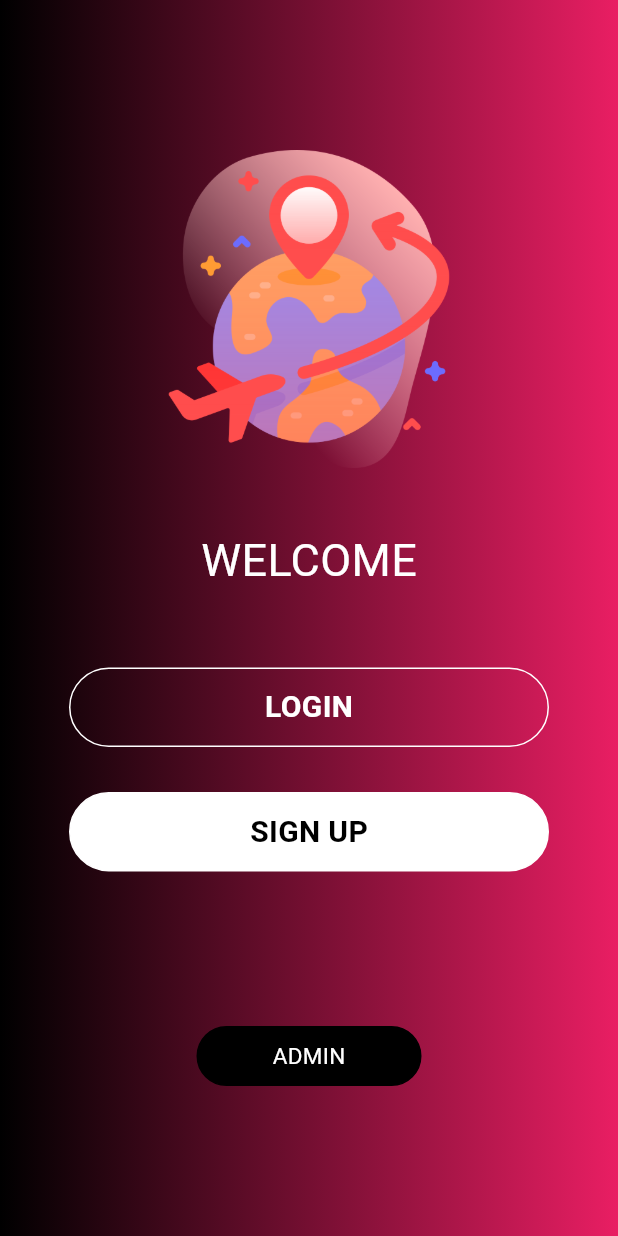
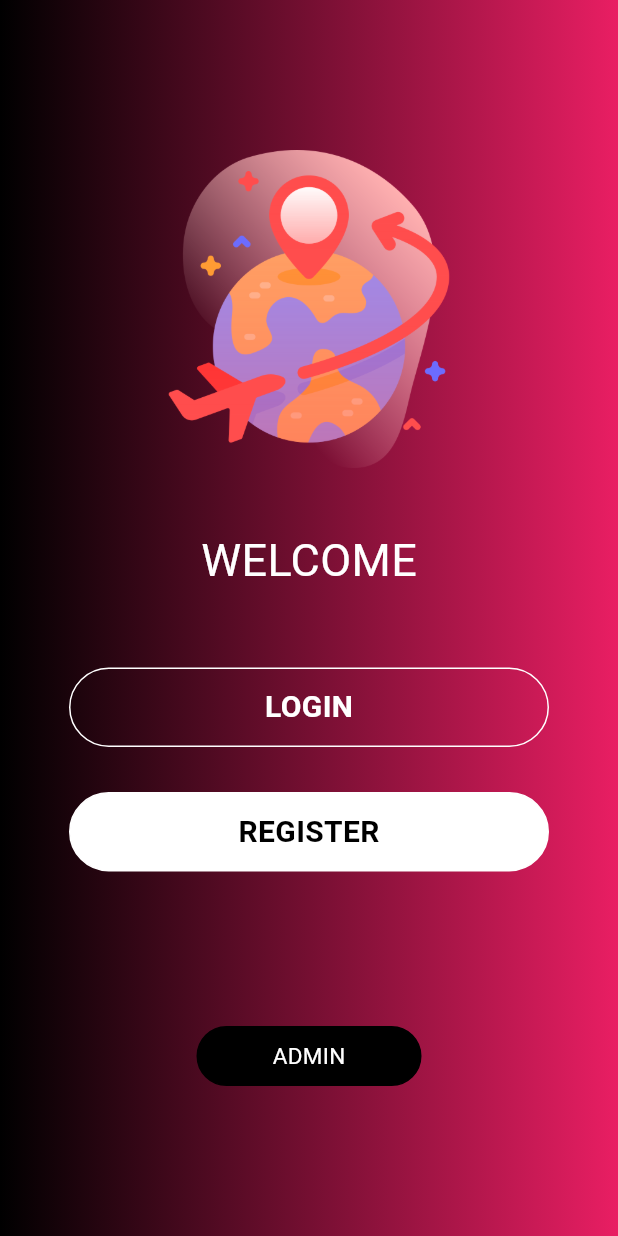
Before and after one commit to Collinstoo/Anga-App, a Flutter app: the screen it shows after launch, on a phone screen of 412 x 824 dp. Run offline on Flutter 3.47's test engine with Material 3 defaults, Android fonts, the phone set to English and light mode, and no system bars; our stand-ins replace intl_phone_field; Roboto replaces fonts that are missing (inter).

Commit message:
Register button

```diff
--- a/lib/WelcomeScreen.dart
+++ b/lib/WelcomeScreen.dart
@@ -68,7 +68,7 @@ class WelcomeScreen extends StatelessWidget {
                     borderRadius: BorderRadius.circular(30),
                     border: Border.all(color: Colors.white),
                   ),
-                  child: const Center(child: Text('SIGN UP',style: TextStyle(
+                  child: const Center(child: Text('REGISTER',style: TextStyle(
                       fontSize: 20,
                       fontWeight: FontWeight.bold,
                       color: Colors.black
```
